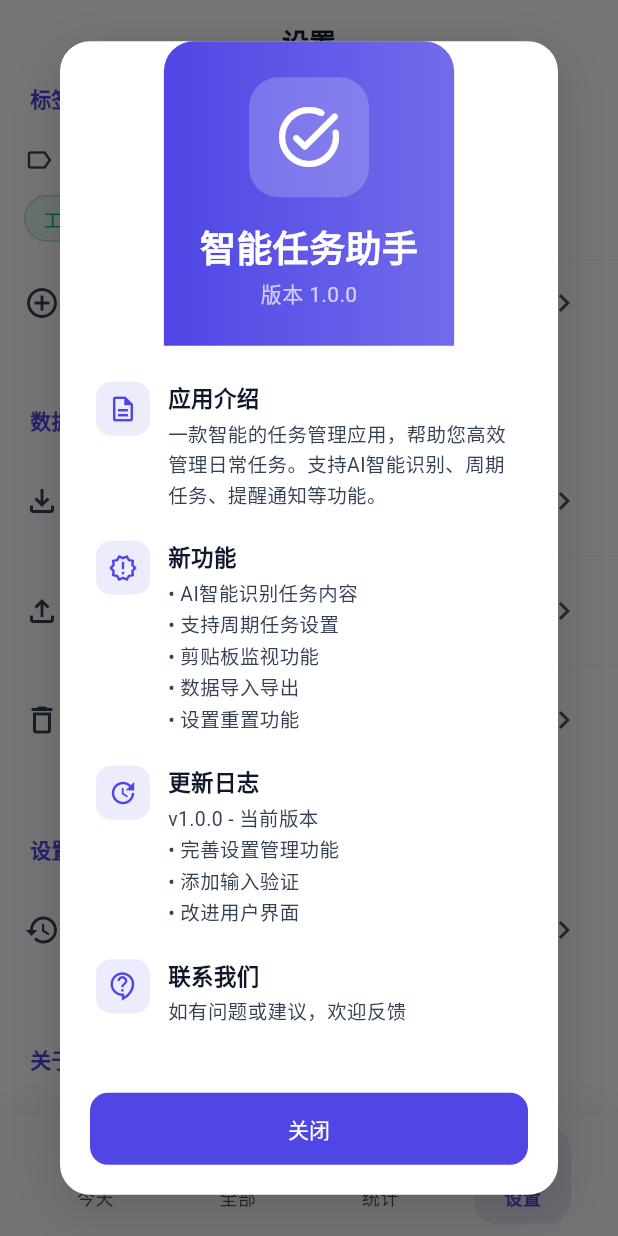
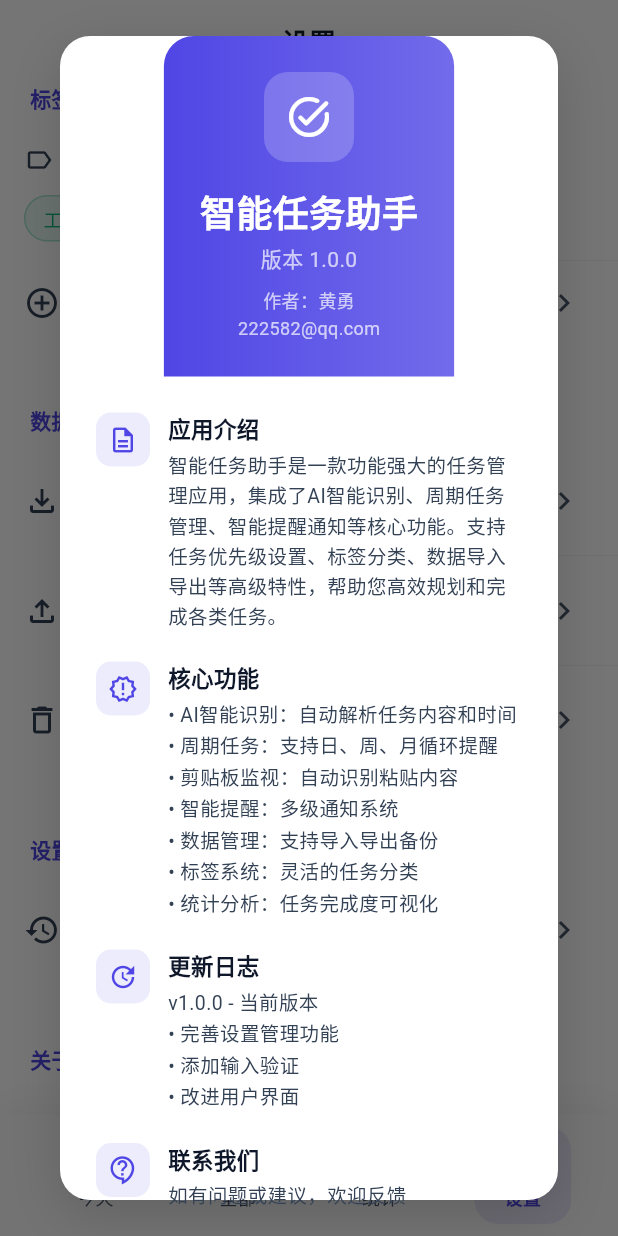
Before and after one commit to hyok2000-stack/smart_task_assistant, a Flutter app: the screen it shows after launch, item 4 of the bottom bar chosen, scrolled down 576 dp, after a tap on "关于", on a phone screen of 412 x 824 dp. Run offline on Flutter 3.47's test engine with Material 3 defaults, Android fonts, the light colour scheme and no system bars; our stand-ins replace audioplayers, dio, file_picker, package_info_plus, share_plus, shared_preferences and 2 more; missing offline and left inert: dart:html, dart:js; accounts and stored records are empty.

Commit message:
优化设置页面UI并发布v1.1.15版本
- 调整应用图标大小（80x80 -> 60x60）
- 添加作者信息（黄勇，222582@qq.com）
- 更新应用介绍和核心功能描述
- 更新版本号到1.1.15+15
- 打包生成智能任务助手_v1.1.15.apk


Former-commit-id: 24c3c535d39b2803ce22fbdf50e7a74a534b27fa

```diff
--- a/CLAUDE2/smart_task_assistant/lib/screens/settings_screen.dart
+++ b/CLAUDE2/smart_task_assistant/lib/screens/settings_screen.dart
@@ -2135,15 +2135,15 @@ class _SettingsScreenState extends State<SettingsScreen> {
                 child: Column(
                   children: [
                     Container(
-                      width: 80,
-                      height: 80,
+                      width: 60,
+                      height: 60,
                       decoration: BoxDecoration(
                         color: Colors.white.withOpacity(0.2),
-                        borderRadius: BorderRadius.circular(20),
+                        borderRadius: BorderRadius.circular(16),
                       ),
                       child: const Icon(
                         Icons.task_alt_rounded,
-                        size: 48,
+                        size: 32,
                         color: Colors.white,
                       ),
                     ),
@@ -2160,6 +2160,22 @@ class _SettingsScreenState extends State<SettingsScreen> {
                     Text(
                       '版本 ${settings.appVersion}',
                       style: TextStyle(fontSize: 14, color: Colors.white70),
+                    ),
+                    const SizedBox(height: 8),
+                    const Text(
+                      '作者：黄勇',
+                      style: TextStyle(
+                        fontSize: 12,
+                        color: Colors.white70,
+                      ),
+                    ),
+                    const SizedBox(height: 2),
+                    const Text(
+                      '222582@qq.com',
+                      style: TextStyle(
+                        fontSize: 12,
+                        color: Colors.white70,
+                      ),
                     ),
                   ],
                 ),
@@ -2173,13 +2189,13 @@ class _SettingsScreenState extends State<SettingsScreen> {
                     _buildAboutItem(
                       Icons.description_outlined,
                       '应用介绍',
-                      '一款智能的任务管理应用，帮助您高效管理日常任务。支持AI智能识别、周期任务、提醒通知等功能。',
+                      '智能任务助手是一款功能强大的任务管理应用，集成了AI智能识别、周期任务管理、智能提醒通知等核心功能。支持任务优先级设置、标签分类、数据导入导出等高级特性，帮助您高效规划和完成各类任务。',
                     ),
                     const SizedBox(height: 20),
                     _buildAboutItem(
                       Icons.new_releases_outlined,
-                      '新功能',
-                      '• AI智能识别任务内容\n• 支持周期任务设置\n• 剪贴板监视功能\n• 数据导入导出\n• 设置重置功能',
+                      '核心功能',
+                      '• AI智能识别：自动解析任务内容和时间\n• 周期任务：支持日、周、月循环提醒\n• 剪贴板监视：自动识别粘贴内容\n• 智能提醒：多级通知系统\n• 数据管理：支持导入导出备份\n• 标签系统：灵活的任务分类\n• 统计分析：任务完成度可视化',
                     ),
                     const SizedBox(height: 20),
                     _buildAboutItem(
--- a/CLAUDE2/smart_task_assistant/pubspec.yaml
+++ b/CLAUDE2/smart_task_assistant/pubspec.yaml
@@ -1,7 +1,7 @@
 name: smart_task_assistant
 description: "智能任务助手 - 基于AI的任务管理工具"
 publish_to: 'none'
-version: 1.1.14+14
+version: 1.1.15+15
 
 environment:
   sdk: '>=3.2.0 <4.0.0'
```
Also changed, not shown: 1 other file.
